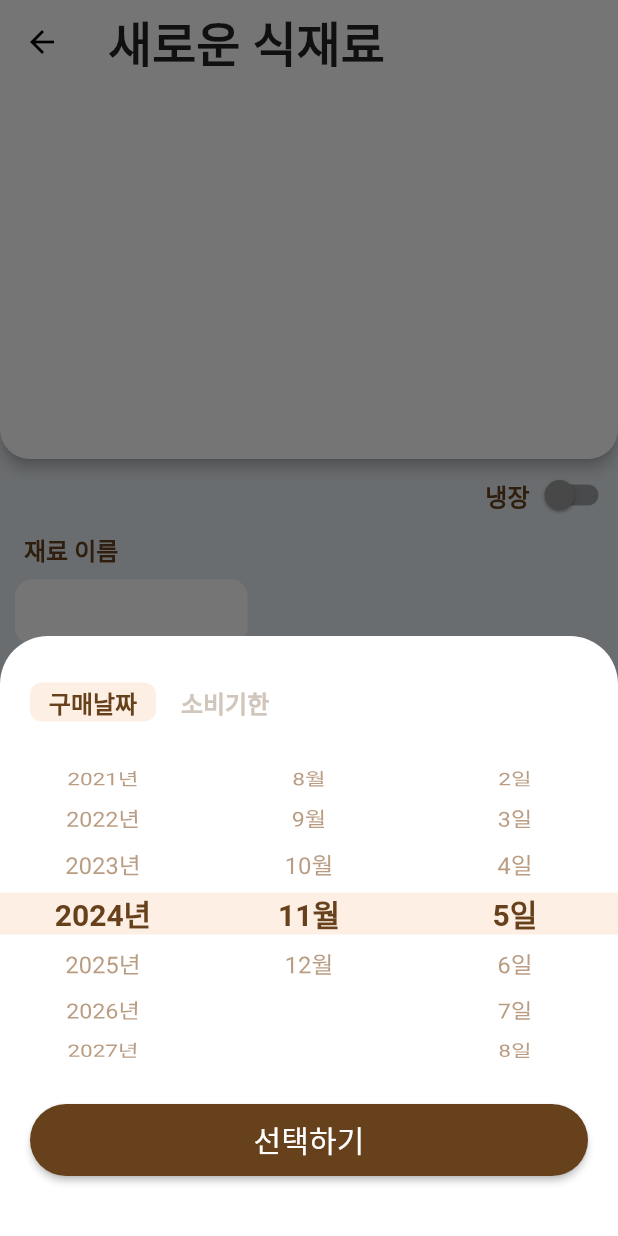
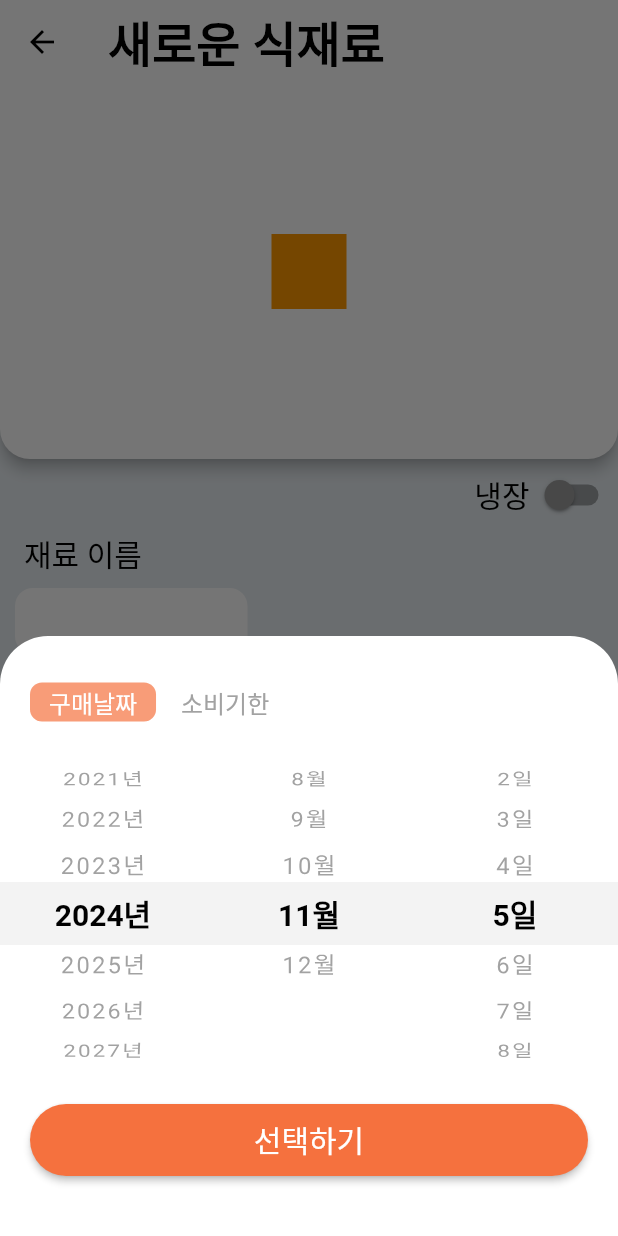
Before and after one commit to cherry1m/yum_application, a Flutter app: the IngredientAddView screen opened directly, after a tap on an icon or button, on a phone screen of 412 x 824 dp. Run offline on Flutter 3.47's test engine with Material 3 defaults, Android fonts, the phone set to English and light mode, and no system bars; Roboto replaces fonts that are missing (Pretendard).

Commit message:
테마 완성본

```diff
--- a/lib/src/common/date_picker_widget.dart
+++ b/lib/src/common/date_picker_widget.dart
@@ -10,8 +10,8 @@ class DatePickerWidget extends StatelessWidget {
     return GestureDetector(
       onTap: onTap,
       child: Container(
-        padding:
-            EdgeInsets.only(top: 10.0, bottom: 10.0, right: 16.0, left: 48.0),
+        padding: const EdgeInsets.only(
+            top: 10.0, bottom: 10.0, right: 16.0, left: 48.0),
         height: 40,
         decoration: BoxDecoration(
           color: Theme.of(context).colorScheme.onPrimaryContainer,
@@ -22,27 +22,27 @@ class DatePickerWidget extends StatelessWidget {
           children: [
             Text(
               "년",
-              style: Theme.of(context).textTheme.displayMedium,
+              style: Theme.of(context).textTheme.labelSmall,
             ),
             Padding(
-              padding: EdgeInsets.symmetric(vertical: 12.0),
+              padding: const EdgeInsets.symmetric(vertical: 12.0),
               child: VerticalDivider(
                 color: Theme.of(context).colorScheme.primary,
               ),
             ),
             Text(
               "월",
-              style: Theme.of(context).textTheme.displayMedium,
+              style: Theme.of(context).textTheme.labelSmall,
             ),
             Padding(
-              padding: EdgeInsets.symmetric(vertical: 12.0),
+              padding: const EdgeInsets.symmetric(vertical: 12.0),
               child: VerticalDivider(
                 color: Theme.of(context).colorScheme.primary,
               ),
             ),
             Text(
               "일",
-              style: Theme.of(context).textTheme.displayMedium,
+              style: Theme.of(context).textTheme.labelSmall,
             ),
             const Icon(
               Icons.arrow_drop_down,
--- a/lib/src/common/scroll_date_dialog.dart
+++ b/lib/src/common/scroll_date_dialog.dart
@@ -56,7 +56,7 @@ class _ScrollDateDialogState extends State<ScrollDateDialog> {
           child: ElevatedButton(
             style: ElevatedButton.styleFrom(
               backgroundColor: selectedButton
-                  ? Theme.of(context).colorScheme.tertiary
+                  ? Theme.of(context).colorScheme.secondary
                   : Theme.of(context).colorScheme.onPrimaryContainer,
               minimumSize: const Size(80, 26),
               elevation: 0,
@@ -72,9 +72,9 @@ class _ScrollDateDialogState extends State<ScrollDateDialog> {
             child: Text(
               "구매날짜",
               style: selectedButton
-                  ? Theme.of(context).textTheme.displayMedium
-                  : Theme.of(context).textTheme.displayMedium!.copyWith(
-                        color: const Color(0xFFD1C6BB), // Inactive color
+                  ? Theme.of(context).textTheme.bodyMedium
+                  : Theme.of(context).textTheme.bodyMedium!.copyWith(
+                        color: const Color(0xffA2A2A2),
                       ),
             ),
           ),
@@ -84,7 +84,7 @@ class _ScrollDateDialogState extends State<ScrollDateDialog> {
           child: ElevatedButton(
             style: ElevatedButton.styleFrom(
               backgroundColor: !selectedButton
-                  ? Theme.of(context).colorScheme.tertiary
+                  ? Theme.of(context).colorScheme.secondary
                   : Theme.of(context).colorScheme.onPrimaryContainer,
               minimumSize: const Size(80, 26),
               elevation: 0,
@@ -100,9 +100,9 @@ class _ScrollDateDialogState extends State<ScrollDateDialog> {
             child: Text(
               "소비기한",
               style: !selectedButton
-                  ? Theme.of(context).textTheme.displayMedium
-                  : Theme.of(context).textTheme.displayMedium!.copyWith(
-                        color: const Color(0xFFD1C6BB),
+                  ? Theme.of(context).textTheme.bodyMedium
+                  : Theme.of(context).textTheme.bodyMedium!.copyWith(
+                        color: const Color(0xFFA2A2A2),
                       ),
             ),
           ),
@@ -117,7 +117,7 @@ class _ScrollDateDialogState extends State<ScrollDateDialog> {
         children: [
           Center(
             child: Container(
-              height: 28.0,
+              height: 42.0,
               color: Theme.of(context).colorScheme.tertiary,
             ),
           ),
@@ -160,7 +160,7 @@ class _ScrollDateDialogState extends State<ScrollDateDialog> {
                   '${2000 + index}년',
                   style: isSelected
                       ? Theme.of(context).textTheme.labelLarge
-                      : Theme.of(context).textTheme.labelMedium,
+                      : Theme.of(context).textTheme.labelSmall,
                 ),
               );
             },
@@ -197,7 +197,7 @@ class _ScrollDateDialogState extends State<ScrollDateDialog> {
                   '${index + 1}월',
                   style: isSelected
                       ? Theme.of(context).textTheme.labelLarge
-                      : Theme.of(context).textTheme.labelMedium,
+                      : Theme.of(context).textTheme.labelSmall,
                 ),
               );
             },
@@ -233,7 +233,7 @@ class _ScrollDateDialogState extends State<ScrollDateDialog> {
                   '${index + 1}일',
                   style: isSelected
                       ? Theme.of(context).textTheme.labelLarge
-                      : Theme.of(context).textTheme.labelMedium,
+                      : Theme.of(context).textTheme.labelSmall,
                 ),
               );
             },
@@ -256,7 +256,7 @@ class _ScrollDateDialogState extends State<ScrollDateDialog> {
         onPressed: () {},
         child: Text(
           "선택하기",
-          style: Theme.of(context).textTheme.titleSmall,
+          style: Theme.of(context).textTheme.labelMedium,
         ),
       ),
     );
--- a/lib/src/ingredient/view/ingredient_add_view.dart
+++ b/lib/src/ingredient/view/ingredient_add_view.dart
@@ -28,7 +28,7 @@ class _IngredientAddViewState extends State<IngredientAddView> {
             borderRadius: BorderRadius.vertical(bottom: Radius.circular(20.0))),
         title: Text(
           "새로운 식재료",
-          style: Theme.of(context).textTheme.titleMedium,
+          style: Theme.of(context).textTheme.headlineLarge,
         ),
         bottom: PreferredSize(
             preferredSize: const Size.fromHeight(250),
@@ -50,7 +50,7 @@ class _IngredientAddViewState extends State<IngredientAddView> {
                     child: Container(
                       width: 50,
                       height: 50,
-                      color: Colors.white,
+                      color: Colors.orange,
                     ),
                   );
                 }),
@@ -97,7 +97,7 @@ class _IngredientAddViewState extends State<IngredientAddView> {
           padding: const EdgeInsets.only(left: 16.0, bottom: 8.0),
           child: Text(
             "재료 이름",
-            style: Theme.of(context).textTheme.displayMedium,
+            style: Theme.of(context).textTheme.titleMedium,
           ),
         ),
         Padding(
@@ -130,7 +130,7 @@ class _IngredientAddViewState extends State<IngredientAddView> {
                   padding: const EdgeInsets.only(left: 16.0, bottom: 8.0),
                   child: Text(
                     "구매 날짜",
-                    style: Theme.of(context).textTheme.displayMedium,
+                    style: Theme.of(context).textTheme.titleMedium,
                   ),
                 ),
                 Padding(
@@ -152,7 +152,7 @@ class _IngredientAddViewState extends State<IngredientAddView> {
                         padding: const EdgeInsets.symmetric(horizontal: 4.0),
                         child: Text(
                           "~",
-                          style: Theme.of(context).textTheme.titleMedium,
+                          style: Theme.of(context).textTheme.displayLarge,
                         ),
                       ),
                     ],
@@ -167,7 +167,7 @@ class _IngredientAddViewState extends State<IngredientAddView> {
                   padding: const EdgeInsets.symmetric(vertical: 4.0),
                   child: Text(
                     "소비기한",
-                    style: Theme.of(context).textTheme.displayMedium,
+                    style: Theme.of(context).textTheme.titleMedium,
                   ),
                 ),
                 Padding(
@@ -176,7 +176,13 @@ class _IngredientAddViewState extends State<IngredientAddView> {
                     children: [
                       DatePickerWidget(
                         onTap: () {
-                          print("hello!");
+                          showModalBottomSheet(
+                              backgroundColor: Colors.transparent,
+                              shape: const RoundedRectangleBorder(
+                                  borderRadius: BorderRadius.vertical(
+                                      top: Radius.circular(32.0))),
+                              context: context,
+                              builder: (context) => const ScrollDateDialog());
                         },
                       ),
                       Opacity(
@@ -185,7 +191,7 @@ class _IngredientAddViewState extends State<IngredientAddView> {
                           padding: const EdgeInsets.symmetric(horizontal: 4.0),
                           child: Text(
                             "~",
-                            style: Theme.of(context).textTheme.titleMedium,
+                            style: Theme.of(context).textTheme.displayMedium,
                           ),
                         ),
                       ),
@@ -209,9 +215,9 @@ class _IngredientAddViewState extends State<IngredientAddView> {
           onPressed: () {
             debugPrint("h");
           },
-          child: const Text(
+          child: Text(
             "등록하기",
-            style: TextStyle(fontSize: 18, color: Colors.black),
+            style: Theme.of(context).textTheme.labelMedium,
             textAlign: TextAlign.center,
           ),
         ),
--- a/lib/src/util/app_theme.dart
+++ b/lib/src/util/app_theme.dart
@@ -4,60 +4,106 @@ ThemeData get light => ThemeData(
     scaffoldBackgroundColor: const Color(0xffE8EEF2),
     useMaterial3: false,
     textTheme: const TextTheme(
-      titleMedium: TextStyle(
-          fontSize: 32, fontWeight: FontWeight.w700, fontFamily: "Pretendard"),
-      titleSmall: TextStyle(
+        headlineLarge: TextStyle(
+            fontSize: 32,
+            fontWeight: FontWeight.w700,
+            fontFamily: "Pretendard",
+            color: Color(0xff000000)),
+        headlineMedium: TextStyle(
+            fontSize: 20,
+            fontWeight: FontWeight.w700,
+            fontFamily: "Pretendard",
+            color: Color(0xff000000)),
+        titleLarge: TextStyle(
+            fontSize: 24,
+            fontWeight: FontWeight.w700,
+            fontFamily: "Pretendard",
+            color: Color(0xff000000)),
+        titleMedium: TextStyle(
+            fontSize: 20,
+            fontWeight: FontWeight.w500,
+            fontFamily: "Pretendard",
+            color: Color(0xff000000)),
+        displayLarge: TextStyle(
+            fontSize: 24,
+            fontWeight: FontWeight.w400,
+            fontFamily: "Pretendard",
+            color: Color(0xff000000)),
+        displayMedium: TextStyle(
+            fontSize: 20,
+            fontWeight: FontWeight.w400,
+            fontFamily: "Pretendard",
+            color: Color(0xff000000)),
+        displaySmall: TextStyle(
+            fontSize: 16,
+            fontWeight: FontWeight.w400,
+            fontFamily: "Pretendard",
+            color: Color(0xff000000)),
+        labelLarge: TextStyle(
+            fontSize: 20,
+            fontWeight: FontWeight.w700,
+            fontFamily: "Pretendard",
+            color: Color(0xff000000)),
+        labelMedium: TextStyle(
           fontSize: 20,
           fontWeight: FontWeight.w500,
           fontFamily: "Pretendard",
-          color: Color(0xffFFFFFF)),
-      displayLarge: TextStyle(
-          fontSize: 20,
-          fontWeight: FontWeight.w700,
+          color: Color(0xffFFFFFF),
+        ),
+        labelSmall: TextStyle(
+          fontSize: 16,
+          fontWeight: FontWeight.w400,
           fontFamily: "Pretendard",
-          color: Color(0xff67401C)),
-      displayMedium: TextStyle(
-          color: Color(0xff67401C),
+          color: Color(0xffA2A2A2),
+        ),
+        bodyMedium: TextStyle(
           fontSize: 16,
-          fontWeight: FontWeight.w600,
-          fontFamily: "Pretendard"),
-      labelLarge: TextStyle(
-          fontSize: 20,
-          fontWeight: FontWeight.w700,
+          fontWeight: FontWeight.w400,
           fontFamily: "Pretendard",
-          color: Color(0xff67401C)),
-      labelMedium: TextStyle(
-        fontSize: 16,
-        fontWeight: FontWeight.w400,
-        fontFamily: "Pretendard",
-        color: Color(0xffB99C81),
-      ),
-    ),
+          color: Color(0xffFFFFFF),
+        )),
     colorScheme: const ColorScheme.light(
-        primary: Color(0xff67401C),
-        secondary: Color(0xffB99C81),
+        primary: Color(0xffF5713E),
+        secondary: Color(0xffF89C78),
         onPrimaryContainer: Color(0xffffffff),
         onSecondaryContainer: Color(0xffd7d7d7),
-        tertiary: Color(0xffFDEFE3)));
+        tertiary: Color(0xffF3F3F3)));
 
 ThemeData get dark => ThemeData(
     useMaterial3: false,
     scaffoldBackgroundColor: const Color(0xff000000),
     textTheme: const TextTheme(
-        titleMedium: TextStyle(
+        headlineLarge: TextStyle(
             fontSize: 32,
             fontWeight: FontWeight.w700,
-            fontFamily: "Pretendard"),
-        titleSmall: TextStyle(
+            fontFamily: "Pretendard",
+            color: Color(0xffFFFFFF)),
+        headlineMedium: TextStyle(
+            fontSize: 20,
+            fontWeight: FontWeight.w700,
+            fontFamily: "Pretendard",
+            color: Color(0xffFFFFFF)),
+        titleLarge: TextStyle(
+            fontSize: 24,
+            fontWeight: FontWeight.w700,
+            fontFamily: "Pretendard",
+            color: Color(0xffFFFFFF)),
+        titleMedium: TextStyle(
             fontSize: 20,
             fontWeight: FontWeight.w500,
             fontFamily: "Pretendard",
             color: Color(0xffFFFFFF)),
         displayLarge: TextStyle(
+            fontSize: 24,
+            fontWeight: FontWeight.w400,
+            fontFamily: "Pretendard",
+            color: Color(0xffFFFFFF)),
+        displayMedium: TextStyle(
             fontSize: 20,
-            fontWeight: FontWeight.w700,
-            fontFamily: "Pretendard"),
-        displayMedium: TextStyle(
+            fontWeight: FontWeight.w400,
+            fontFamily: "Pretendard",
+            color: Color(0xffFFFFFF)),
+        displaySmall: TextStyle(
             fontSize: 16,
             fontWeight: FontWeight.w400,
             fontFamily: "Pretendard",
@@ -68,14 +114,26 @@ ThemeData get dark => ThemeData(
             fontFamily: "Pretendard",
             color: Color(0xffFFFFFF)),
         labelMedium: TextStyle(
+          fontSize: 20,
+          fontWeight: FontWeight.w500,
+          fontFamily: "Pretendard",
+          color: Color(0xffFFFFFF),
+        ),
+        labelSmall: TextStyle(
           fontSize: 16,
           fontWeight: FontWeight.w400,
           fontFamily: "Pretendard",
           color: Color(0xffA2A2A2),
+        ),
+        bodyMedium: TextStyle(
+          fontSize: 16,
+          fontWeight: FontWeight.w400,
+          fontFamily: "Pretendard",
+          color: Color(0xffFFFFFF),
         )),
     colorScheme: const ColorScheme.dark(
-        primary: Color(0xffF89B4C),
-        secondary: Color(0xffFDE1C9),
+        primary: Color(0xffF5713E),
+        secondary: Color(0xff272727),
         onPrimaryContainer: Color(0xff3A3A3A),
         onSecondaryContainer: Color(0xff686868),
         tertiary: Color(0xff272727)));
```
Also changed, not shown: lib/src/common/calendar_dialog.dart (deleted, +0 -137 lines), lib/src/ingredient/view/home_view.dart (+5 -5 lines).
